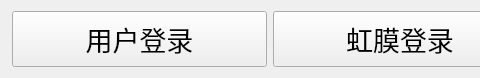
Above: tx2_iris/suspendbar.ui from iuytr09/tx2_iris before the change; both pictures show x 0 to 480 and y 0 to 78 of the 800 by 78 pixel window. Below: the same form after it.
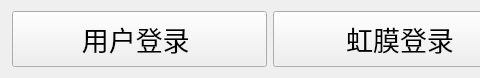
That is the form after the change. Icons and pictures are not drawn.

Patch:
```diff
--- a/tx2_iris/suspendbar.ui
+++ b/tx2_iris/suspendbar.ui
@@ -79,7 +79,7 @@
            </font>
           </property>
           <property name="text">
-           <string>用户登录</string>
+           <string>用户登录 </string>
           </property>
           <property name="icon">
            <iconset resource="tx2_iris.qrc">
```
